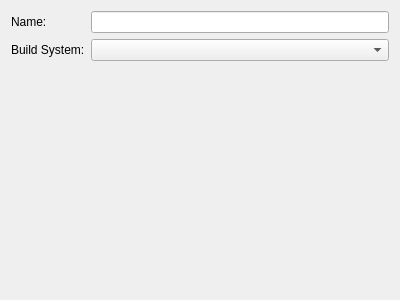
The window that shell/projectinfopage.ui (KDE/kdevelop) describes before a commit, drawn with Qt 5.
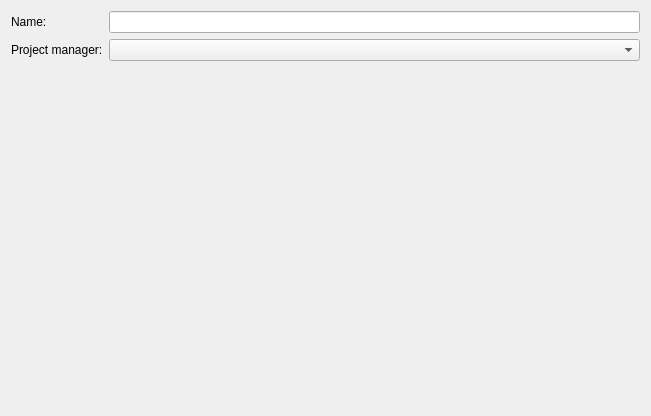
The same window after the commit.

Commit message:
Make open project dialog work properly again
REVIEW:127827

The edit to the form file:
```diff
--- a/shell/projectinfopage.ui
+++ b/shell/projectinfopage.ui
@@ -1,18 +1,28 @@
 <ui version="4.0" >
  <class>ProjectInfoPage</class>
- <widget class="QWidget" name="ProjectInfoPage" >
-  <property name="geometry" >
+ <widget class="QWidget" name="ProjectInfoPage">
+  <property name="geometry">
    <rect>
     <x>0</x>
     <y>0</y>
-    <width>400</width>
-    <height>300</height>
+    <width>651</width>
+    <height>416</height>
    </rect>
   </property>
-  <layout class="QGridLayout" name="gridLayout" >
-   <item row="0" column="0" >
-    <widget class="QLabel" name="label" >
-     <property name="toolTip" >
+  <layout class="QGridLayout" name="gridLayout">
+   <item row="1" column="0">
+    <widget class="QLabel" name="label_2">
+     <property name="toolTip">
+      <string>Select the Management Plugin to use for this project</string>
+     </property>
+     <property name="text">
+      <string>Project manager:</string>
+     </property>
+    </widget>
+   </item>
+   <item row="0" column="0">
+    <widget class="QLabel" name="label">
+     <property name="toolTip">
       <string>Provide a name for the project</string>
      </property>
      <property name="text" >
@@ -20,33 +30,16 @@
      </property>
     </widget>
    </item>
-   <item row="0" column="1" >
-    <widget class="QLineEdit" name="nameEdit" >
-     <property name="toolTip" >
+   <item row="0" column="2">
+    <widget class="QLineEdit" name="nameEdit">
+     <property name="toolTip">
       <string>Provide a name for the project</string>
      </property>
     </widget>
    </item>
-   <item row="1" column="0" >
-    <widget class="QLabel" name="label_2" >
-     <property name="toolTip" >
-      <string>Select the Management Plugin to use for this project</string>
-     </property>
-     <property name="text" >
-      <string>Build System:</string>
-     </property>
-    </widget>
-   </item>
-   <item row="1" column="1" >
-    <widget class="QComboBox" name="managerCombo" >
-     <property name="toolTip" >
-      <string>Select the Management Plugin to use for this project</string>
-     </property>
-    </widget>
-   </item>
-   <item row="2" column="1" >
-    <spacer name="verticalSpacer" >
-     <property name="orientation" >
+   <item row="2" column="2">
+    <spacer name="verticalSpacer">
+     <property name="orientation">
       <enum>Qt::Vertical</enum>
      </property>
      <property name="sizeHint" stdset="0" >
@@ -57,6 +50,13 @@
      </property>
     </spacer>
    </item>
+   <item row="1" column="2">
+    <widget class="QComboBox" name="managerCombo">
+     <property name="toolTip">
+      <string>Select the Management Plugin to use for this project</string>
+     </property>
+    </widget>
+   </item>
   </layout>
  </widget>
  <resources/>
```
Left out of the diff: 7 changed lines with no effect on the pictures. The commit also changes 5 other files.
